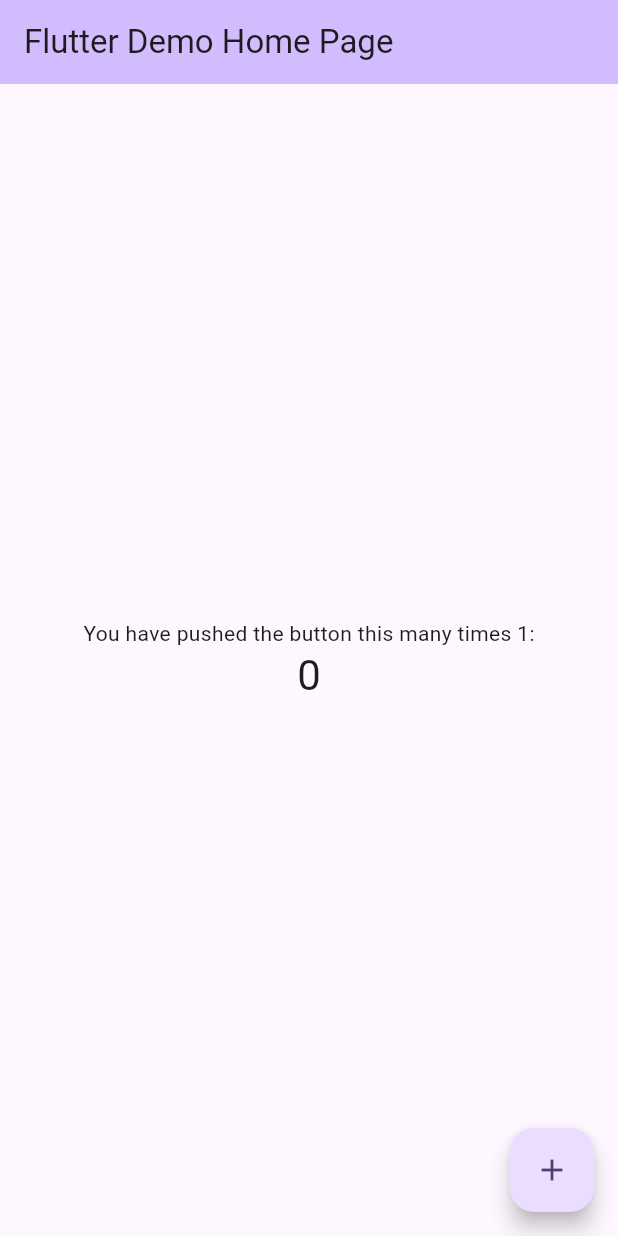
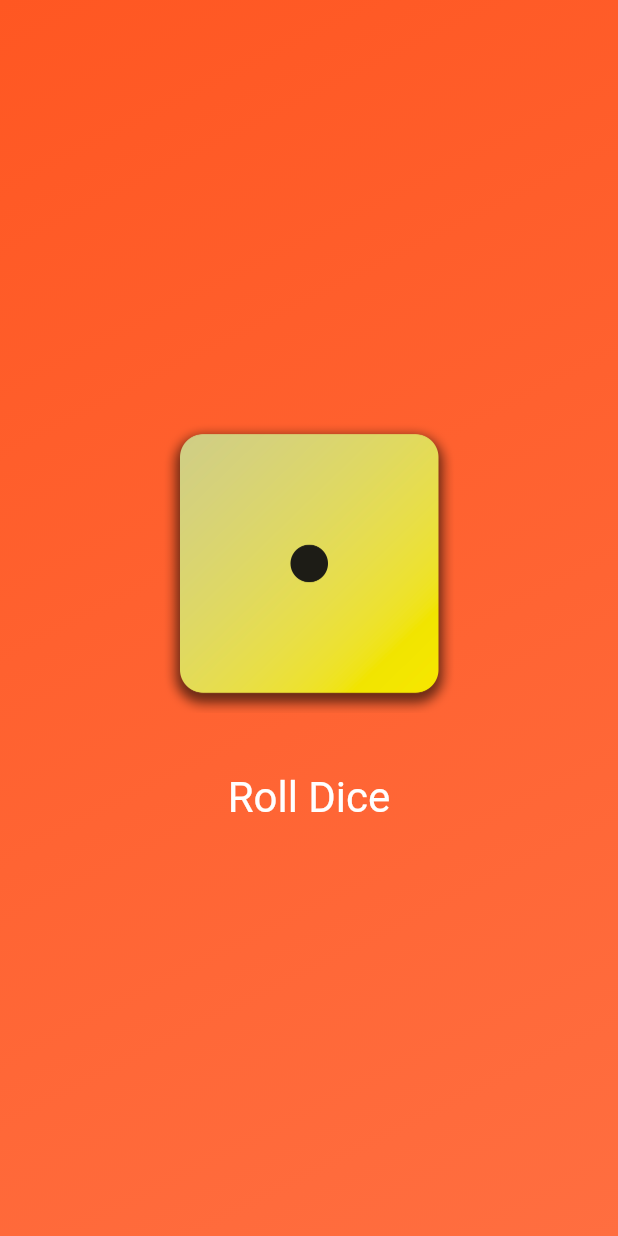
Before and after one commit to bang270197/udemy_flutter_basic, a Flutter app: the screen it shows after launch, on a phone screen of 412 x 824 dp. Run offline on Flutter 3.47's test engine with Material 3 defaults, Android fonts, the phone set to English and light mode, and no system bars.

Commit message:
flutter_basic1 dice_roll done

```diff
--- /dev/null
+++ b/lib/dice_roller.dart
@@ -0,0 +1,47 @@
+import 'dart:math';
+
+import 'package:flutter/material.dart';
+
+final randomizer = Random();
+
+class DiceRoller extends StatefulWidget {
+  const DiceRoller({super.key});
+
+  @override
+  State<DiceRoller> createState() {
+    return _DiceRoller();
+  }
+}
+
+class _DiceRoller extends State<DiceRoller> {
+  var curentDiceRoll = 1;
+
+  void rollDice() {
+    setState(() {
+      curentDiceRoll = randomizer.nextInt(6) + 1;
+    });
+  }
+
+  @override
+  Widget build(context) {
+    return Column(
+      mainAxisSize: MainAxisSize.min,
+      children: [
+        Image.asset(
+          'assets/images/dice-$curentDiceRoll.png',
+          width: 200,
+        ),
+        const SizedBox(
+            height: 20), // tương đương padding: const EdgeInsets.only(top: 20),
+        TextButton(
+            style: TextButton.styleFrom(
+              padding: const EdgeInsets.only(top: 20),
+              foregroundColor: Colors.white,
+              textStyle: const TextStyle(fontSize: 28),
+            ),
+            onPressed: rollDice,
+            child: const Text('Roll Dice'))
+      ],
+    );
+  }
+}
--- /dev/null
+++ b/lib/gradient_container.dart
@@ -0,0 +1,35 @@
+import 'package:flutter/material.dart';
+import 'package:udemy_flutter_basic/dice_roller.dart';
+
+import 'package:udemy_flutter_basic/styled_text.dart';
+
+// var startAlignment = Alignment.topLeft; // có thể gán lại giá trị -> không thể khai báo const trong widget
+const startAlignment = Alignment
+    .topLeft; //giá trị được khai báo và không thả thay đổi -> có thẻ sử dụng const trong widget để tối ưu hiệu năng
+// Alignment? starAlignment;// cách khai báo giá trị có thể null hoặc được gán 1 giá trị khác
+const endAlignment = Alignment.bottomRight;
+
+class GradientContainer extends StatelessWidget {
+  // cách 1: const GradientContainer({key}) : super(key: key);
+
+  const GradientContainer(this.colors, {super.key});
+
+  //Cách 2: const GradientContainer.purple({super.key})
+  // : color1 = Colors.amber,
+  //   color2 = Colors.white12;
+
+  final List<Color> colors;
+// final Color color1;
+// final Color color2;
+
+  @override
+  Widget build(context) {
+    return Container(
+      decoration: BoxDecoration(
+        gradient: LinearGradient(
+            colors: colors, begin: startAlignment, end: endAlignment),
+      ),
+      child: const Center(child: DiceRoller()),
+    );
+  }
+}
--- a/lib/main.dart
+++ b/lib/main.dart
@@ -1,70 +1,13 @@
 import 'package:flutter/material.dart';
+import 'package:udemy_flutter_basic/gradient_container.dart';
 
 void main() {
-  runApp(const MyApp());
+  runApp(
+    const MaterialApp(
+      home: Scaffold(
+          body:
+              GradientContainer([Colors.deepOrange, Colors.deepOrangeAccent])),
+      // body: GradientContainer(Colors.cyan, Colors.cyanAccent)),
+    ),
+  );
 }
-
-class MyApp extends StatelessWidget {
-  const MyApp({super.key});
-
-  // This widget is the root of your application.
-  @override
-  Widget build(BuildContext context) {
-    return MaterialApp(
-      title: 'Flutter Demo',
-      theme: ThemeData(
-        colorScheme: ColorScheme.fromSeed(seedColor: Colors.deepPurple),
-        useMaterial3: true,
-      ),
-      home: const MyHomePage(title: 'Flutter Demo Home Page'),
-    );
-  }
-}
-
-class MyHomePage extends StatefulWidget {
-  const MyHomePage({super.key, required this.title});
-
-  final String title;
-
-  @override
-  State<MyHomePage> createState() => _MyHomePageState();
-}
-
-class _MyHomePageState extends State<MyHomePage> {
-  int _counter = 0;
-
-  void _incrementCounter() {
-    setState(() {
-      _counter++;
-    });
-  }
-
-  @override
-  Widget build(BuildContext context) {
-    return Scaffold(
-      appBar: AppBar(
-        backgroundColor: Theme.of(context).colorScheme.inversePrimary,
-        title: Text(widget.title),
-      ),
-      body: Center(
-        child: Column(
-          mainAxisAlignment: MainAxisAlignment.center,
-          children: <Widget>[
-            const Text(
-              'You have pushed the button this many times 1:',
-            ),
-            Text(
-              '$_counter',
-              style: Theme.of(context).textTheme.headlineMedium,
-            ),
-          ],
-        ),
-      ),
-      floatingActionButton: FloatingActionButton(
-        onPressed: _incrementCounter,
-        tooltip: 'Increment',
-        child: const Icon(Icons.add),
-      ), // This trailing comma makes auto-formatting nicer for build methods.
-    );
-  }
-}
--- /dev/null
+++ b/lib/styled_text.dart
@@ -0,0 +1,16 @@
+import 'package:flutter/material.dart';
+
+class StyledText extends StatelessWidget {
+  const StyledText(this.text, {super.key});
+  // khi thêm final thì có nghĩa biến text khi được gán giá trị từ đối số trong controctor sẽ không được gán lại hay thay đổi
+  //-> vẫn sử dụng const ở contructor
+
+  final String text;
+  @override
+  Widget build(context) {
+    return Text(
+      text,
+      style: const TextStyle(fontSize: 28, color: Colors.white),
+    );
+  }
+}
```
Also changed, not shown: pubspec.yaml (+7 -3 lines).
